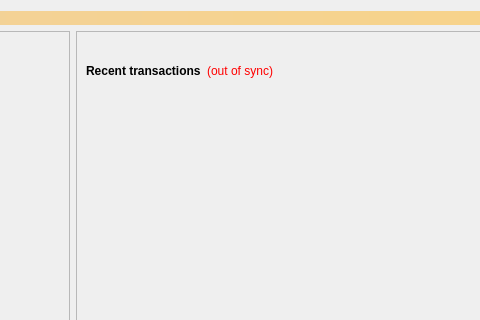
This is src/qt/forms/overviewpage.ui in bettexproject/bettexcoin as Qt 5 draws it before an edit; both pictures show x 480 to 960 and y 0 to 320 of the 1105 by 615 pixel window. The edited form follows.
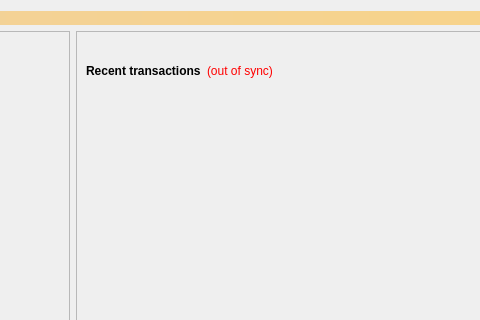
This is the edited form.

Patch:
```diff
--- a/src/qt/forms/overviewpage.ui
+++ b/src/qt/forms/overviewpage.ui
@@ -485,9 +485,6 @@
               <property name="text">
                <string notr="true">(out of sync)</string>
               </property>
-              <property name="alignment">
-               <set>Qt::AlignRight|Qt::AlignTrailing|Qt::AlignVCenter</set>
-              </property>
              </widget>
             </item>
             <item>
```
